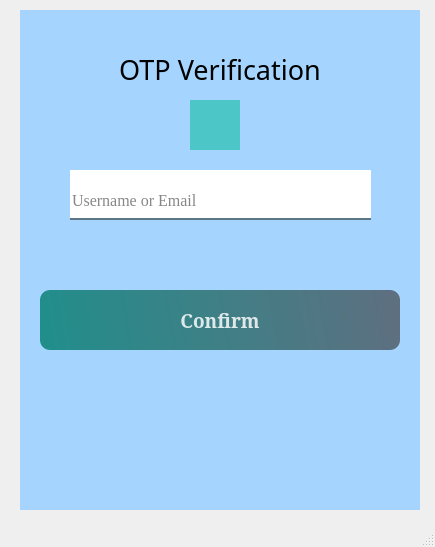
Before: the Qt Designer form Interface/Login/changePass.ui in qub1tt/NT106_Face-Attendance-System, drawn with Qt 5.
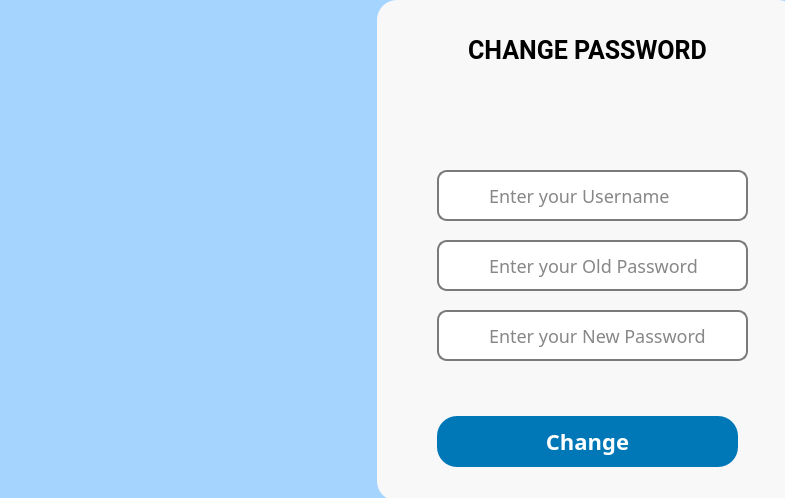
After: the same form once the commit is applied. Icons and pictures are not drawn.

What changed in the file:
```diff
--- a/Interface/Login/changePass.ui
+++ b/Interface/Login/changePass.ui
@@ -6,8 +6,8 @@
    <rect>
     <x>0</x>
     <y>0</y>
-    <width>435</width>
-    <height>547</height>
+    <width>785</width>
+    <height>498</height>
    </rect>
   </property>
   <property name="windowTitle">
@@ -17,19 +17,36 @@
    <widget class="QWidget" name="widget" native="true">
     <property name="geometry">
      <rect>
-      <x>20</x>
-      <y>10</y>
-      <width>401</width>
+      <x>-3</x>
+      <y>0</y>
+      <width>800</width>
       <height>500</height>
      </rect>
     </property>
     <widget class="QLabel" name="label">
      <property name="geometry">
       <rect>
-       <x>0</x>
-       <y>-80</y>
-       <width>400</width>
-       <height>581</height>
+       <x>380</x>
+       <y>0</y>
+       <width>421</width>
+       <height>501</height>
+      </rect>
+     </property>
+     <property name="styleSheet">
+      <string notr="true">background-color:rgb(248, 248, 248);
+border-radius: 20px;</string>
+     </property>
+     <property name="text">
+      <string/>
+     </property>
+    </widget>
+    <widget class="QLabel" name="lbl_backimg">
+     <property name="geometry">
+      <rect>
+       <x>-1</x>
+       <y>0</y>
+       <width>791</width>
+       <height>500</height>
       </rect>
      </property>
      <property name="styleSheet">
@@ -39,28 +56,56 @@
       <string/>
      </property>
     </widget>
+    <widget class="QLabel" name="lbl_image">
+     <property name="geometry">
+      <rect>
+       <x>-50</x>
+       <y>0</y>
+       <width>491</width>
+       <height>491</height>
+      </rect>
+     </property>
+     <property name="styleSheet">
+      <string notr="true"/>
+     </property>
+     <property name="text">
+      <string/>
+     </property>
+     <property name="pixmap">
+      <pixmap>Anh/changepassword.png</pixmap>
+     </property>
+     <property name="scaledContents">
+      <bool>true</bool>
+     </property>
+     <property name="wordWrap">
+      <bool>false</bool>
+     </property>
+    </widget>
     <widget class="QLabel" name="label_2">
      <property name="geometry">
       <rect>
-       <x>30</x>
-       <y>40</y>
-       <width>340</width>
-       <height>39</height>
+       <x>450</x>
+       <y>30</y>
+       <width>281</width>
+       <height>41</height>
       </rect>
      </property>
      <property name="font">
       <font>
-       <family>Imprint MT Shadow</family>
-       <pointsize>20</pointsize>
-       <bold>false</bold>
+       <family>Roboto,sans-serif</family>
+       <pointsize>-1</pointsize>
+       <weight>75</weight>
+       <bold>true</bold>
       </font>
      </property>
      <property name="styleSheet">
-      <string notr="true">color:black;
-</string>
+      <string notr="true">font-family: &quot;Roboto&quot;, sans-serif;
+font-size: 25px;
+font-weight: bold;
+background-color: transparent;</string>
      </property>
      <property name="text">
-      <string>OTP Verification</string>
+      <string>CHANGE PASSWORD</string>
      </property>
      <property name="alignment">
       <set>Qt::AlignCenter</set>
@@ -69,53 +114,64 @@
     <widget class="QLineEdit" name="leUser">
      <property name="geometry">
       <rect>
-       <x>50</x>
-       <y>160</y>
-       <width>301</width>
+       <x>480</x>
+       <y>170</y>
+       <width>261</width>
        <height>50</height>
       </rect>
      </property>
      <property name="font">
       <font>
-       <family>Times New Roman</family>
-       <pointsize>12</pointsize>
+       <family>Tahoma,sans-serif</family>
+       <pointsize>-1</pointsize>
       </font>
      </property>
      <property name="styleSheet">
-      <string notr="true">background-color:rgba(255,255,255,255);
+      <string notr="true">background-color:rgba(0,0,0,0);
 border:none;
-border-bottom:2px solid rgba(46,82,101,200);
+border-radius: 10px;
+background-color: transparent;
 color:rgba(0,0,0,240);
-padding-bottom:7px;</string>
+font-family: &quot;Tahoma&quot;, sans-serif;
+font-size: 18px;
+padding: 10px; </string>
+     </property>
+     <property name="text">
+      <string/>
      </property>
      <property name="alignment">
       <set>Qt::AlignBottom|Qt::AlignLeading|Qt::AlignLeft</set>
      </property>
      <property name="placeholderText">
-      <string>Username or Email</string>
+      <string>Enter your Username</string>
      </property>
     </widget>
     <widget class="QPushButton" name="btnLogin">
      <property name="geometry">
       <rect>
-       <x>20</x>
-       <y>280</y>
-       <width>360</width>
-       <height>60</height>
+       <x>440</x>
+       <y>416</y>
+       <width>301</width>
+       <height>51</height>
       </rect>
      </property>
      <property name="font">
       <font>
-       <family>MS Serif</family>
-       <pointsize>14</pointsize>
+       <family>Tahoma,sans-serif</family>
+       <pointsize>-1</pointsize>
+       <weight>75</weight>
        <bold>true</bold>
       </font>
      </property>
      <property name="styleSheet">
       <string notr="true">QPushButton#btnLogin{
-	background-color:qlineargradient(spread:pad,x1:0, y1:0.505682, x2:1,y2:0.477, stop:0 rgba(11,131,120,219), stop:1 rgba(85,98,112,226));
-   color:rgba(255,255,255,210);
-border-radius:10px;
+		background-color: rgb(0, 119, 182);
+border-radius: 20px;
+font-size:22px;
+color:rgb(255, 255, 255);
+font-family: &quot;Tahoma&quot;, sans-serif;
+font-size: 22px;
+font-weight:bold;
 }	
 QPushButton#btnLogin:hover{
 	background-color:qlineargradient(spread:pad,x1:0, y1:0.505682, x2:1,y2:0.477, stop:0 rgba(150,123,111,219), stop:1 rgba(85,81,84,226));
@@ -128,74 +184,277 @@
 background-color:rgba(150,123,111,255);
 
 }	
-
 </string>
      </property>
      <property name="text">
-      <string>Confirm</string>
+      <string>Change</string>
+     </property>
+    </widget>
+    <widget class="QLabel" name="label_4">
+     <property name="geometry">
+      <rect>
+       <x>450</x>
+       <y>180</y>
+       <width>31</width>
+       <height>31</height>
+      </rect>
+     </property>
+     <property name="lineWidth">
+      <number>1</number>
+     </property>
+     <property name="text">
+      <string/>
+     </property>
+     <property name="textFormat">
+      <enum>Qt::PlainText</enum>
+     </property>
+     <property name="pixmap">
+      <pixmap>Anh/user_icon.png</pixmap>
+     </property>
+     <property name="scaledContents">
+      <bool>true</bool>
      </property>
     </widget>
     <widget class="QLabel" name="label_6">
      <property name="geometry">
       <rect>
-       <x>50</x>
-       <y>160</y>
-       <width>301</width>
+       <x>440</x>
+       <y>170</y>
+       <width>311</width>
+       <height>51</height>
+      </rect>
+     </property>
+     <property name="styleSheet">
+      <string notr="true">background-color:rgba(0,0,0,0);
+border:none;
+border: 2px solid rgb(122, 122, 122);
+border-radius: 10px;
+color:rgba(0,0,0,240);
+background-color: rgb(255, 255, 255);
+font-family: &quot;Tahoma&quot;, sans-serif;
+font-size: 18px;
+padding: 10px; </string>
+     </property>
+     <property name="text">
+      <string/>
+     </property>
+    </widget>
+    <widget class="QLineEdit" name="lePassword">
+     <property name="geometry">
+      <rect>
+       <x>480</x>
+       <y>240</y>
+       <width>261</width>
        <height>50</height>
       </rect>
      </property>
+     <property name="font">
+      <font>
+       <family>Tahoma,sans-serif</family>
+       <pointsize>-1</pointsize>
+      </font>
+     </property>
      <property name="styleSheet">
-      <string notr="true">background-color:white;
+      <string notr="true">background-color:rgba(0,0,0,0);
+border:none;
+border-radius: 10px;
+color:rgba(0,0,0,240);
+background-color: transparent;
+font-family: &quot;Tahoma&quot;, sans-serif;
+font-size: 18px;
+padding: 10px; </string>
+     </property>
+     <property name="frame">
+      <bool>true</bool>
+     </property>
+     <property name="echoMode">
+      <enum>QLineEdit::Password</enum>
+     </property>
+     <property name="alignment">
+      <set>Qt::AlignBottom|Qt::AlignLeading|Qt::AlignLeft</set>
+     </property>
+     <property name="placeholderText">
+      <string>Enter your Old Password</string>
+     </property>
+    </widget>
+    <widget class="QLabel" name="label_7">
+     <property name="geometry">
+      <rect>
+       <x>440</x>
+       <y>240</y>
+       <width>311</width>
+       <height>51</height>
+      </rect>
+     </property>
+     <property name="styleSheet">
+      <string notr="true">background-color:rgba(0,0,0,0);
+border:none;
+border: 2px solid rgb(122, 122, 122);
+border-radius: 10px;
+color:rgba(0,0,0,240);
+background-color: rgb(255, 255, 255);
+font-family: &quot;Tahoma&quot;, sans-serif;
+font-size: 18px;
+padding: 10px; 
+background-color:white;
+
 </string>
      </property>
      <property name="text">
       <string/>
      </property>
     </widget>
+    <widget class="QLabel" name="label_5">
+     <property name="geometry">
+      <rect>
+       <x>450</x>
+       <y>250</y>
+       <width>31</width>
+       <height>31</height>
+      </rect>
+     </property>
+     <property name="styleSheet">
+      <string notr="true"/>
+     </property>
+     <property name="lineWidth">
+      <number>1</number>
+     </property>
+     <property name="text">
+      <string/>
+     </property>
+     <property name="textFormat">
+      <enum>Qt::PlainText</enum>
+     </property>
+     <property name="pixmap">
+      <pixmap>Anh/password_icon.png</pixmap>
+     </property>
+     <property name="scaledContents">
+      <bool>true</bool>
+     </property>
+    </widget>
+    <widget class="QLabel" name="lbleror">
+     <property name="geometry">
+      <rect>
+       <x>50</x>
+       <y>336</y>
+       <width>291</width>
+       <height>20</height>
+      </rect>
+     </property>
+     <property name="styleSheet">
+      <string notr="true">font-family: &quot;Roboto&quot;, sans-serif;
+font-size: 12px;
+background-color: transparent;
+font-weight: bold;</string>
+     </property>
+     <property name="text">
+      <string/>
+     </property>
+    </widget>
     <widget class="QLabel" name="label_8">
      <property name="geometry">
       <rect>
-       <x>20</x>
-       <y>270</y>
-       <width>360</width>
-       <height>50</height>
+       <x>440</x>
+       <y>310</y>
+       <width>311</width>
+       <height>51</height>
       </rect>
      </property>
      <property name="styleSheet">
-      <string notr="true">background-color:white;</string>
+      <string notr="true">background-color:rgba(0,0,0,0);
+border:none;
+border: 2px solid rgb(122, 122, 122);
+border-radius: 10px;
+color:rgba(0,0,0,240);
+background-color: rgb(255, 255, 255);
+font-family: &quot;Tahoma&quot;, sans-serif;
+font-size: 18px;
+padding: 10px; 
+background-color:white;
+
+</string>
      </property>
      <property name="text">
       <string/>
      </property>
     </widget>
+    <widget class="QLineEdit" name="lePassword_2">
+     <property name="geometry">
+      <rect>
+       <x>480</x>
+       <y>310</y>
+       <width>261</width>
+       <height>50</height>
+      </rect>
+     </property>
+     <property name="font">
+      <font>
+       <family>Tahoma,sans-serif</family>
+       <pointsize>-1</pointsize>
+      </font>
+     </property>
+     <property name="styleSheet">
+      <string notr="true">background-color:rgba(0,0,0,0);
+border:none;
+border-radius: 10px;
+color:rgba(0,0,0,240);
+background-color: transparent;
+font-family: &quot;Tahoma&quot;, sans-serif;
+font-size: 18px;
+padding: 10px; </string>
+     </property>
+     <property name="frame">
+      <bool>true</bool>
+     </property>
+     <property name="echoMode">
+      <enum>QLineEdit::Password</enum>
+     </property>
+     <property name="alignment">
+      <set>Qt::AlignBottom|Qt::AlignLeading|Qt::AlignLeft</set>
+     </property>
+     <property name="placeholderText">
+      <string>Enter your New Password</string>
+     </property>
+    </widget>
     <widget class="QLabel" name="label_9">
      <property name="geometry">
       <rect>
-       <x>20</x>
-       <y>280</y>
-       <width>360</width>
-       <height>50</height>
+       <x>450</x>
+       <y>320</y>
+       <width>31</width>
+       <height>31</height>
       </rect>
      </property>
      <property name="styleSheet">
-      <string notr="true">background-color:white;
-</string>
+      <string notr="true"/>
      </property>
+     <property name="lineWidth">
+      <number>1</number>
+     </property>
      <property name="text">
       <string/>
      </property>
+     <property name="textFormat">
+      <enum>Qt::PlainText</enum>
+     </property>
+     <property name="pixmap">
+      <pixmap>Anh/reset-password-icon.png</pixmap>
+     </property>
+     <property name="scaledContents">
+      <bool>true</bool>
+     </property>
     </widget>
-    <widget class="QLabel" name="label_5">
+    <widget class="QLabel" name="label_10">
      <property name="geometry">
       <rect>
-       <x>170</x>
-       <y>90</y>
-       <width>50</width>
-       <height>50</height>
+       <x>550</x>
+       <y>80</y>
+       <width>81</width>
+       <height>71</height>
       </rect>
      </property>
      <property name="styleSheet">
-      <string notr="true">background-color:rgb(76,198,198)</string>
+      <string notr="true"/>
      </property>
      <property name="lineWidth">
       <number>1</number>
@@ -207,23 +466,44 @@
       <enum>Qt::PlainText</enum>
      </property>
      <property name="pixmap">
-      <pixmap>../Png/Icon/password.png</pixmap>
+      <pixmap>Anh/lock_icon.png</pixmap>
      </property>
      <property name="scaledContents">
       <bool>true</bool>
      </property>
     </widget>
-    <zorder>label_9</zorder>
-    <zorder>label_8</zorder>
+    <widget class="QLabel" name="lbl_error">
+     <property name="geometry">
+      <rect>
+       <x>450</x>
+       <y>370</y>
+       <width>291</width>
+       <height>31</height>
+      </rect>
+     </property>
+     <property name="text">
+      <string/>
+     </property>
+    </widget>
+    <zorder>lbl_backimg</zorder>
     <zorder>label</zorder>
+    <zorder>lbl_image</zorder>
     <zorder>label_2</zorder>
     <zorder>btnLogin</zorder>
     <zorder>label_6</zorder>
+    <zorder>label_4</zorder>
     <zorder>leUser</zorder>
+    <zorder>label_7</zorder>
+    <zorder>lePassword</zorder>
     <zorder>label_5</zorder>
+    <zorder>lbleror</zorder>
+    <zorder>label_8</zorder>
+    <zorder>lePassword_2</zorder>
+    <zorder>label_9</zorder>
+    <zorder>label_10</zorder>
+    <zorder>lbl_error</zorder>
    </widget>
   </widget>
-  <widget class="QStatusBar" name="statusbar"/>
  </widget>
  <resources/>
  <connections/>
```
